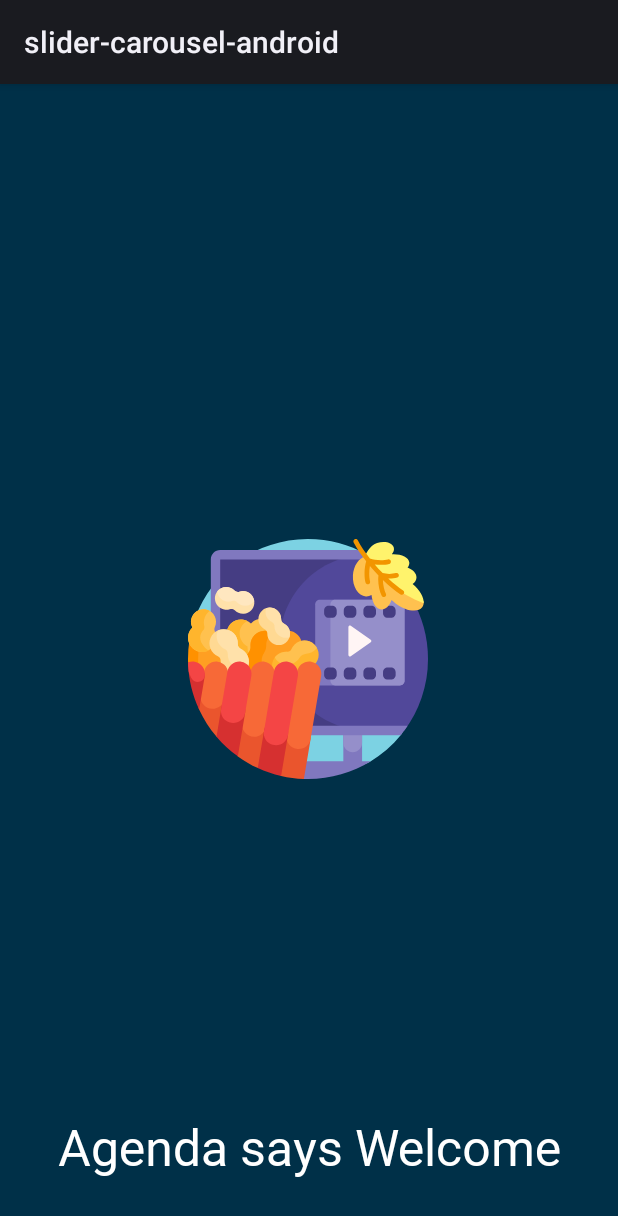
After one commit to manasesortez/slider-carousel-picasso, an Android app: the layout activity_splash_screen.xml on its own in the app's theme, with its tools: preview values and no code run, on a phone screen of 412 x 824 dp. The commit adds this screen. Shown: the top 1216 px of the screen. Run offline under Robolectric (Android 15) with nearby library versions, the phone set to English and light mode, and no system bars.

Commit message:
carousel - slider

```diff
--- a/app/build.gradle
+++ b/app/build.gradle
@@ -33,6 +33,7 @@ dependencies {
     implementation 'com.google.android.material:material:1.5.0'
     implementation 'androidx.constraintlayout:constraintlayout:2.1.3'
     testImplementation 'junit:junit:4.+'
+    implementation 'com.github.smarteist:autoimageslider:1.4.0'
     androidTestImplementation 'androidx.test.ext:junit:1.1.3'
     androidTestImplementation 'androidx.test.espresso:espresso-core:3.4.0'
 }
--- /dev/null
+++ b/app/src/main/res/drawable/ic_movies.xml
@@ -0,0 +1,90 @@
+<vector xmlns:android="http://schemas.android.com/apk/res/android"
+    android:width="512dp"
+    android:height="512dp"
+    android:viewportWidth="512"
+    android:viewportHeight="512">
+  <path
+      android:pathData="m458.489,166.418v239.438c0,4.458 -1.515,8.795 -4.34,12.244 -18.452,22.529 -40.671,41.855 -65.695,57.014 -8.034,4.867 -17.276,7.375 -26.669,7.375h-117.147c-56.04,0 -101.469,-45.429 -101.469,-101.469v-71.228c0,-50.856 -41.227,-92.082 -92.082,-92.082 -26.118,0 -44.325,-26.019 -35.264,-50.514 35.994,-97.316 129.444,-166.772 239.173,-167.194 45.731,-0.176 88.798,11.777 126.129,32.826 48.059,27.098 77.364,78.418 77.364,133.59z"
+      android:fillColor="#7cd2e3"/>
+  <path
+      android:pathData="m389.897,474.234c-38.956,23.952 -84.813,37.766 -133.897,37.766 -2.965,0 -5.918,-0.05 -8.858,-0.15 -4.168,-0.142 -7.461,-3.594 -7.461,-7.765v-16.394c0,-7.432 6.025,-13.457 13.457,-13.457h78.222v-103.207h40v103.207z"
+      android:fillColor="#8078bf"/>
+  <path
+      android:pathData="m371.36,382.351v52.319c0,11.046 -8.954,20 -20,20s-20,-8.954 -20,-20v-52.319c0,-11.046 8.954,-20 20,-20s20,8.955 20,20z"
+      android:fillColor="#958fca"/>
+  <path
+      android:pathData="m330.021,43.616v354.894c0,5.523 -4.477,10 -10,10h-251.349c-5.523,0 -10,-4.477 -10,-10v-354.894c0,-5.523 4.477,-10 10,-10h251.349c5.523,0 10,4.477 10,10z"
+      android:fillColor="#453d83"/>
+  <path
+      android:pathData="m512,256c0,57.143 -18.722,109.913 -50.367,152.51h-78.733c-103.4,0 -187.222,-83.822 -187.222,-187.222v-0.451c0,-103.4 83.822,-187.221 187.222,-187.221 77.124,44.105 129.1,127.174 129.1,222.384z"
+      android:fillColor="#51489a"/>
+  <path
+      android:pathData="m468.698,398.511c-4.641,6.913 -9.61,13.587 -14.885,20h-380.132c-11.028,0 -25.009,-13.972 -25.009,-25v-349.895c0,-11.028 8.972,-20 20,-20h294.868c12.38,5.738 24.223,12.437 35.436,20h-330.304v354.895z"
+      android:fillColor="#8078bf"/>
+  <path
+      android:pathData="m462.046,139.461v163.204c0,5.523 -4.477,10 -10,10h-170.72c-5.523,0 -10,-4.477 -10,-10v-163.204c0,-5.523 4.477,-10 10,-10h170.72c5.523,0 10,4.477 10,10z"
+      android:fillColor="#8078bf"/>
+  <path
+      android:pathData="m462.046,139.461v163.204c0,5.523 -4.477,10 -10,10h-138.204c-5.523,0 -10,-4.477 -10,-10v-163.204c0,-5.523 4.477,-10 10,-10h138.205c5.522,0 9.999,4.477 9.999,10z"
+      android:fillColor="#958fca"/>
+  <path
+      android:pathData="m359.177,284.095v5.819c0,5.523 -4.477,10 -10,10h-6.879c-5.523,0 -10,-4.477 -10,-10v-5.819c0,-5.523 4.477,-10 10,-10h6.879c5.523,0 10,4.477 10,10zM307.281,142.351h-6.879c-5.523,0 -10,4.477 -10,10v5.819c0,5.523 4.477,10 10,10h6.879c5.523,0 10,-4.477 10,-10v-5.819c0,-5.523 -4.477,-10 -10,-10zM349.177,142.351h-6.879c-5.523,0 -10,4.477 -10,10v5.819c0,5.523 4.477,10 10,10h6.879c5.523,0 10,-4.477 10,-10v-5.819c0,-5.523 -4.477,-10 -10,-10zM307.281,274.095h-6.879c-5.523,0 -10,4.477 -10,10v5.819c0,5.523 4.477,10 10,10h6.879c5.523,0 10,-4.477 10,-10v-5.819c0,-5.523 -4.477,-10 -10,-10zM432.97,142.351h-6.879c-5.523,0 -10,4.477 -10,10v5.819c0,5.523 4.477,10 10,10h6.879c5.523,0 10,-4.477 10,-10v-5.819c0,-5.523 -4.477,-10 -10,-10zM391.074,274.095h-6.879c-5.523,0 -10,4.477 -10,10v5.819c0,5.523 4.477,10 10,10h6.879c5.523,0 10,-4.477 10,-10v-5.819c0,-5.523 -4.478,-10 -10,-10zM432.97,274.095h-6.879c-5.523,0 -10,4.477 -10,10v5.819c0,5.523 4.477,10 10,10h6.879c5.523,0 10,-4.477 10,-10v-5.819c0,-5.523 -4.477,-10 -10,-10zM391.074,142.351h-6.879c-5.523,0 -10,4.477 -10,10v5.819c0,5.523 4.477,10 10,10h6.879c5.523,0 10,-4.477 10,-10v-5.819c0,-5.523 -4.478,-10 -10,-10z"
+      android:fillColor="#453d83"/>
+  <path
+      android:pathData="m389.804,220.36 l-42.513,29.872c-2.146,1.508 -5.1,-0.027 -5.1,-2.649v-59.744c0,-2.622 2.954,-4.157 5.1,-2.649l42.513,29.872c1.836,1.289 1.836,4.008 0,5.298z"
+      android:fillColor="#fff5f5"/>
+  <path
+      android:pathData="m87.939,256.512c0,16.71 -13.547,30.257 -30.257,30.257 -5.583,0 -10.812,-1.512 -15.301,-4.148 -5.152,9.333 -15.091,15.655 -26.507,15.655 -4.598,0 -15.455,-23.96 -15.767,-34.782 -0.071,-2.489 -0.107,-4.987 -0.107,-7.494 0,-13.357 1.023,-26.475 2.995,-39.279 4.654,-2.508 9.979,-3.931 15.636,-3.931 11.817,0 22.183,6.208 28.016,15.541 3.419,-1.339 7.141,-2.076 11.036,-2.076 16.71,0.001 30.256,13.547 30.256,30.257z"
+      android:fillColor="#ff9100"/>
+  <path
+      android:pathData="m87.939,256.512c0,12.903 -8.077,23.92 -19.451,28.27 -1.565,-0.598 -3.067,-1.323 -4.494,-2.161 -0.759,1.375 -1.623,2.686 -2.58,3.92 -1.223,0.15 -2.469,0.229 -3.733,0.229 -5.583,0 -10.812,-1.512 -15.301,-4.148 -2.391,4.331 -5.813,8.014 -9.934,10.717 -4.869,-7.599 -10.503,-22.092 -10.726,-29.843 -0.072,-2.49 -0.108,-4.988 -0.108,-7.495 0,-13.357 1.023,-26.475 2.995,-39.279 1.541,-0.83 3.155,-1.541 4.83,-2.122 7.185,2.488 13.244,7.388 17.208,13.732 3.419,-1.339 7.141,-2.076 11.036,-2.076 3.667,0 7.181,0.652 10.434,1.847 0.048,0.076 0.096,0.152 0.144,0.229 0.076,-0.03 0.153,-0.059 0.229,-0.088 11.375,4.35 19.451,15.366 19.451,28.268z"
+      android:fillColor="#ff9f22"/>
+  <path
+      android:pathData="m178.307,222.033c-5.111,5.111 -11.597,8.011 -18.267,8.7 0.542,8.384 -2.39,16.951 -8.798,23.359 -11.816,11.816 -30.974,11.816 -42.79,0 -6.818,-6.818 -9.702,-16.081 -8.652,-24.967 -2.994,-1.439 -5.801,-3.4 -8.283,-5.883 -11.816,-11.816 -11.816,-30.974 0,-42.79s30.974,-11.816 42.79,0l0.034,0.034c0.378,-0.423 0.77,-0.838 1.176,-1.244 11.816,-11.816 30.974,-11.816 42.79,0s11.816,30.975 0,42.791zM49.896,155.791c-9.414,-7.695 -23.135,-7.986 -32.825,-0.643 -10.901,8.26 -13.462,22.577 -7.686,33.685 -0.176,0.167 -0.35,0.337 -0.523,0.51 -12.276,12.276 -11.798,32.476 1.433,44.135 11.388,10.035 28.824,9.954 40.125,-0.178 10.543,-9.452 12.827,-24.381 6.852,-36.206 -1.489,-2.947 -1.327,-6.408 0.054,-9.407 4.898,-10.643 2.421,-23.844 -7.43,-31.896z"
+      android:fillColor="#ffc14f"/>
+  <path
+      android:pathData="m41.605,157.646c-7.038,7.038 -9.323,18.652 -6.858,28.148 0.843,3.248 -0.001,6.689 -2.295,9.138 -5.602,5.978 -12.794,18.871 3.815,37.199 2.202,2.43 4.92,4.182 7.693,5.591 -11.359,5.77 -25.6,3.907 -35.097,-5.591 -11.233,-11.231 -11.788,-29.098 -1.666,-40.985 0.526,-0.618 2.303,-1.922 0.899,-5.2 -4,-9.339 -1.547,-20.648 6.105,-28.3 8.835,-8.835 22.323,-10.181 32.576,-4.039 -1.844,1.105 -3.583,2.451 -5.172,4.039zM135.856,254.093c-6.818,-6.818 -9.702,-16.081 -8.652,-24.967 -2.994,-1.439 -5.801,-3.4 -8.283,-5.883 -11.816,-11.816 -11.816,-30.974 0,-42.79 2.319,-2.319 4.92,-4.182 7.693,-5.591 -11.359,-5.77 -25.6,-3.907 -35.097,5.591 -4.131,4.131 -6.817,9.159 -8.06,14.458 4.235,6.89 5.455,15.109 3.66,22.764 1.218,1.981 2.684,3.852 4.4,5.568 2.482,2.482 5.289,4.443 8.283,5.883 -1.05,8.886 1.833,18.149 8.652,24.967 9.498,9.498 23.738,11.361 35.097,5.591 -2.773,-1.409 -5.374,-3.273 -7.693,-5.591z"
+      android:fillColor="#ffb52d"/>
+  <path
+      android:pathData="m225.662,253.706c0.085,0.924 0.129,1.86 0.129,2.807 0,16.71 -13.547,30.257 -30.257,30.257 -7.229,0 -13.865,-2.535 -19.069,-6.765 -5.545,6.312 -13.677,10.296 -22.739,10.296 -16.711,0 -30.257,-13.547 -30.257,-30.257 0,-9.642 4.511,-18.231 11.537,-23.772 -1.1,-3.135 -1.698,-6.506 -1.698,-10.017 0,-16.71 13.547,-30.257 30.257,-30.257 10.184,0 19.193,5.032 24.677,12.745 5.484,-7.713 14.493,-12.745 24.677,-12.745 16.711,0 30.257,13.547 30.257,30.257 0.001,12.159 -7.17,22.642 -17.514,27.451z"
+      android:fillColor="#ff9f22"/>
+  <path
+      android:pathData="m166.961,226.256v0.105c0.02,5.972 -1.415,11.904 -4.739,16.866 -3.222,4.809 -5.101,10.594 -5.101,16.817 0,10.483 5.332,19.721 13.431,25.15 -5.15,3.453 -11.419,5.365 -18.149,5.079 -15.388,-0.655 -28.022,-13.105 -28.886,-28.483 -0.401,-7.136 1.673,-13.774 5.442,-19.133 3.102,-4.411 4.608,-9.691 4.376,-15.078 -0.057,-1.332 -0.029,-2.686 0.092,-4.058 1.268,-14.442 12.913,-26.109 27.353,-27.399 7.282,-0.651 14.089,1.281 19.61,4.982 -8.097,5.431 -13.429,14.669 -13.429,25.152z"
+      android:fillColor="#ff9100"/>
+  <path
+      android:pathData="m121.166,240.308c12.274,12.274 11.798,32.468 -1.426,44.129 -11.432,10.079 -28.957,9.951 -40.253,-0.281 -7.149,-6.477 -10.455,-15.486 -9.917,-24.305 0.25,-4.101 -2.179,-7.873 -5.923,-9.563 -3.373,-1.523 -6.524,-3.696 -9.264,-6.52 -11.554,-11.909 -11.404,-30.726 0.33,-42.458 11.816,-11.815 30.973,-11.815 42.789,0.001 6.272,6.272 9.214,14.612 8.828,22.825 -0.198,4.205 2.009,8.238 5.849,9.963 3.259,1.463 6.311,3.533 8.987,6.209zM211.956,186.177c-2.208,-2.572 -4.813,-4.561 -7.634,-5.967 -3.434,-1.711 -5.629,-5.22 -5.549,-9.056 0.145,-7 -2.717,-14.05 -8.587,-19.047 -9.099,-7.747 -22.793,-7.61 -31.75,0.301 -10.604,9.365 -10.981,25.57 -1.13,35.42 1.876,1.876 3.982,3.38 6.227,4.514 3.47,1.752 5.741,5.241 5.663,9.128 -0.128,6.38 2.242,12.801 7.11,17.67 9.856,9.856 26.075,9.473 35.436,-1.149 7.924,-8.992 8.021,-22.72 0.214,-31.814z"
+      android:fillColor="#ffd993"/>
+  <path
+      android:pathData="m210.663,184.782c6.733,6.733 8.688,16.434 5.865,24.891 -8.457,2.823 -18.158,0.868 -24.891,-5.865 -4.869,-4.869 -7.239,-11.29 -7.11,-17.67 0.078,-3.886 -2.193,-7.376 -5.663,-9.128 -2.245,-1.134 -4.351,-2.639 -6.227,-4.514 -6.733,-6.733 -8.688,-16.434 -5.865,-24.891 8.457,-2.823 18.158,-0.868 24.891,5.864 4.869,4.869 7.239,11.29 7.11,17.67 -0.078,3.886 2.193,7.376 5.663,9.128 2.245,1.135 4.351,2.639 6.227,4.515zM112.179,234.098c-3.84,-1.725 -6.046,-5.758 -5.849,-9.963 0.386,-8.213 -2.556,-16.553 -8.828,-22.825 -9.115,-9.115 -22.598,-11.198 -33.71,-6.251 -4.947,11.112 -2.864,24.595 6.251,33.71 2.676,2.676 5.729,4.746 8.987,6.21 3.84,1.725 6.046,5.758 5.849,9.963 -0.386,8.213 2.556,16.553 8.828,22.825 9.115,9.115 22.598,11.198 33.71,6.251 4.947,-11.112 2.864,-24.595 -6.251,-33.71 -2.676,-2.676 -5.728,-4.746 -8.987,-6.21zM117.236,111.094c-2.653,0 -5.206,0.425 -7.595,1.211 -3.693,1.214 -7.766,0.353 -10.459,-2.45 -4.421,-4.602 -10.637,-7.467 -17.522,-7.467 -13.939,0 -25.137,11.74 -24.245,25.871 0.755,11.961 10.393,21.736 22.344,22.646 3.313,0.252 6.498,-0.161 9.437,-1.119 3.702,-1.207 7.828,-0.367 10.526,2.439 4.846,5.04 11.847,7.994 19.522,7.378 11.912,-0.956 21.498,-10.735 22.239,-22.662 0.876,-14.121 -10.316,-25.847 -24.247,-25.847z"
+      android:fillColor="#ffe1aa"/>
+  <path
+      android:pathData="m122.001,142.375c-6.886,0 -13.102,-2.864 -17.523,-7.467 -2.693,-2.803 -6.766,-3.664 -10.459,-2.45 -2.39,0.786 -4.943,1.211 -7.595,1.211 -12.518,0 -22.824,-9.468 -24.15,-21.633 4.435,-5.861 11.467,-9.648 19.384,-9.648 6.886,0 13.102,2.865 17.522,7.467 2.693,2.803 6.766,3.665 10.459,2.45 2.39,-0.786 4.943,-1.211 7.595,-1.211 12.518,0 22.824,9.468 24.15,21.633 -4.434,5.861 -11.466,9.648 -19.383,9.648z"
+      android:fillColor="#ffe7c0"/>
+  <path
+      android:pathData="m269.978,268.422c-8.274,8.274 -20.147,10.754 -30.578,7.441 -1.025,5.941 -3.831,11.635 -8.419,16.223 -11.816,11.816 -30.974,11.816 -42.79,0s-11.816,-30.974 0,-42.79c8.274,-8.274 20.147,-10.754 30.578,-7.441 1.025,-5.941 3.831,-11.635 8.419,-16.223 11.816,-11.816 30.974,-11.816 42.79,0s11.816,30.973 0,42.79z"
+      android:fillColor="#ffb52d"/>
+  <path
+      android:pathData="m269.979,225.633c2.037,2.038 3.723,4.294 5.058,6.693 -0.898,1.221 -1.899,2.389 -3.003,3.494 -5.421,5.421 -12.387,8.355 -19.481,8.802 -6.149,0.387 -11.785,3.753 -14.958,9.034 -1.343,2.236 -3.002,4.336 -4.974,6.236 -11.938,11.497 -30.657,11.312 -42.375,-0.409 -2.037,-2.038 -3.723,-4.294 -5.058,-6.693 0.898,-1.221 1.899,-2.389 3.003,-3.494 6.523,-6.523 15.282,-9.444 23.809,-8.766 3.717,0.296 7.256,-1.852 8.707,-5.287 1.544,-3.657 3.84,-7.071 6.887,-10.009 11.934,-11.506 30.662,-11.324 42.385,0.399z"
+      android:fillColor="#ffc14f"/>
+  <path
+      android:pathData="m233.544,398.511h4.928c14.535,0 25.586,13.06 23.18,27.395l-14.425,85.946c-16.679,-0.561 -32.954,-2.719 -48.677,-6.323 -1.547,-0.355 -2.544,-1.866 -2.281,-3.432l14.093,-83.972c1.901,-11.322 11.702,-19.614 23.182,-19.614zM142.341,362.351c16.038,0 28.231,14.41 25.577,30.227l-15.871,94.567c-0.226,1.346 -1.672,2.121 -2.912,1.55 -15.096,-6.944 -29.4,-15.314 -42.74,-24.937 -1.655,-1.194 -2.474,-3.237 -2.137,-5.249l12.506,-74.517c2.097,-12.491 12.911,-21.641 25.577,-21.641zM51.574,299.915h4.6c14.635,0 25.763,13.15 23.34,27.584l-15.716,93.641c-0.222,1.322 -1.893,1.793 -2.762,0.773 -15.08,-17.703 -27.792,-37.487 -37.644,-58.859 -1.181,-2.561 -1.528,-5.428 -1.062,-8.209l5.905,-35.181c1.912,-11.4 11.78,-19.749 23.339,-19.749z"
+      android:fillColor="#ea552d"/>
+  <path
+      android:pathData="m284.186,291.642 l-22.654,134.977c-2.189,13.043 -13.948,22.268 -27.138,21.293 -0.224,-0.017 -0.448,-0.033 -0.672,-0.05 -15.026,-1.125 -25.848,-14.907 -23.354,-29.767l22.664,-135.037c2.371,-14.126 15.744,-23.656 29.87,-21.285 14.125,2.37 23.655,15.743 21.284,29.869zM184.859,291.642 L166.599,400.439c-2.867,17.082 -21.496,26.519 -36.932,18.663 -0.16,-0.082 -0.32,-0.163 -0.48,-0.245 -10.001,-5.114 -15.574,-16.083 -13.715,-27.161l18.233,-108.638c2.371,-14.126 15.744,-23.656 29.87,-21.285 14.125,2.37 23.655,15.743 21.284,29.869zM85.532,291.642 L77.766,340.757c-3.738,22.275 -32.247,29.168 -45.893,11.169 -0.135,-0.178 -0.269,-0.355 -0.403,-0.533 -4.236,-5.615 -5.946,-12.74 -4.782,-19.676l7.6,-48.128c2.339,-13.937 15.243,-23.883 29.238,-21.927 14.522,2.029 24.417,15.615 22.006,29.98z"
+      android:fillColor="#f76937"/>
+  <path
+      android:pathData="m35.869,291.642 l-12.116,72.192c-14.25,-30.64 -22.616,-64.57 -23.645,-100.339 4.41,-1.888 38.131,14.021 35.761,28.147zM213.507,416.859 L198.623,505.545c-17.318,-3.966 -33.966,-9.688 -49.747,-16.968l13.478,-80.303c2.097,-12.492 12.91,-21.642 25.577,-21.642 16.037,-0.001 28.231,14.41 25.576,30.227zM96.454,339.851c16.038,0 28.232,14.411 25.577,30.227l-15.713,93.626c-16.828,-12.148 -32.121,-26.292 -45.532,-42.083l10.091,-60.128c2.097,-12.492 12.911,-21.642 25.577,-21.642z"
+      android:fillColor="#d63030"/>
+  <path
+      android:pathData="m35.769,292.236c-2.433,14.497 -21.921,17.409 -28.579,4.303 -1.496,-2.945 -5.694,-12.638 -5.892,-14.604 -0.612,-6.086 -1.012,-12.236 -1.19,-18.44 4.329,-1.853 9.211,-2.55 14.196,-1.768 14.247,2.234 23.852,16.286 21.465,30.509zM234.522,291.642 L213.215,418.596c-2.524,15.038 -17.524,24.584 -32.213,20.493 -0.167,-0.047 -0.335,-0.093 -0.502,-0.14 -12.647,-3.548 -20.605,-16.037 -18.43,-28.992l21.298,-126.9c2.371,-14.126 15.744,-23.656 29.87,-21.285s23.655,15.744 21.284,29.87zM135.195,291.642 L121.824,371.312c-3.266,19.461 -26.299,28.062 -41.612,15.616 -0.15,-0.122 -0.301,-0.245 -0.451,-0.367 -7.132,-5.821 -10.567,-15.041 -9.043,-24.119l13.234,-78.853c2.339,-13.937 15.243,-23.883 29.238,-21.927 14.521,2.029 24.416,15.616 22.005,29.98z"
+      android:fillColor="#f44545"/>
+  <path
+      android:pathData="m499.611,145.783c-9.18,12.116 -34.864,8.117 -57.365,-8.932 -2.859,-2.166 -5.528,-4.438 -7.992,-6.78 -4.502,12.523 -12.752,20.824 -21.749,20.36 -10.826,-0.558 -19.271,-13.625 -20.951,-30.796 -3.743,2.054 -7.805,3.09 -12.005,2.874 -16.519,-0.851 -28.922,-20.74 -27.702,-44.423 1.088,-21.121 12.643,-38.125 26.847,-40.955 -0.18,-0.428 -0.337,-0.867 -0.467,-1.318 -0.622,-2.153 75.446,72.796 124.51,96.751 0.546,5.096 -0.426,9.656 -3.126,13.219z"
+      android:fillColor="#ffc14f"/>
+  <path
+      android:pathData="m502.816,136.95c-51.387,-18.801 -95.648,-53.74 -125.861,-99.399 0.575,-0.164 9.568,-24.066 26.352,-28.91 16.785,-4.844 32.769,-0.533 35.702,9.629 1.353,4.687 -0.307,9.8 -4.136,14.425 19.746,-1.035 36.021,6.277 37.256,17.245 0.422,3.752 -0.966,7.478 -3.756,10.892 11.784,4.668 19.488,12.791 19.032,21.63 -0.267,5.177 -3.292,9.821 -8.203,13.471 15.579,13.067 24.552,29.152 23.614,41.017z"
+      android:fillColor="#fff36c"/>
+  <path
+      android:pathData="m460.349,116.769c-0.96,1.464 -2.558,2.259 -4.187,2.259 -0.94,0 -1.892,-0.265 -2.736,-0.819 -11.928,-7.821 -24.898,-18.606 -37.609,-30.915 0.189,9.973 2.644,21.935 6.347,29.406 1.227,2.474 0.215,5.474 -2.259,6.7 -0.714,0.354 -1.471,0.521 -2.217,0.521 -1.841,0 -3.611,-1.02 -4.483,-2.781 -5.724,-11.546 -8.724,-30.559 -6.846,-43.335 -6.301,-6.543 -12.453,-13.381 -18.29,-20.329 -1.964,10.77 -1.987,23.987 0.283,32.782 0.69,2.674 -0.917,5.401 -3.591,6.091 -0.419,0.108 -0.84,0.16 -1.254,0.16 -2.225,0 -4.255,-1.497 -4.837,-3.751 -3.278,-12.697 -2.582,-31.77 1.459,-45.052 -10.877,-13.849 -20.221,-27.793 -26.747,-40.408 -1.269,-2.453 -0.309,-5.469 2.145,-6.738 2.452,-1.269 5.469,-0.309 6.738,2.144 6.291,12.161 15.293,25.6 25.772,38.951 10.473,3.721 27.978,4.573 38.569,1.838 2.667,-0.69 5.4,0.917 6.091,3.592 0.69,2.674 -0.917,5.401 -3.591,6.091 -5.076,1.31 -11.24,1.943 -17.605,1.943 -4.378,0 -8.85,-0.299 -13.13,-0.882 5.428,6.327 11.108,12.533 16.902,18.467 7.845,2.307 20.528,2.327 28.133,-0.005 2.64,-0.809 5.437,0.674 6.246,3.314 0.81,2.64 -0.675,5.437 -3.314,6.246 -4.751,1.457 -10.805,2.181 -16.889,2.181 -0.738,0 -1.477,-0.011 -2.213,-0.032 10.767,10.046 21.605,18.835 31.674,25.437 2.308,1.515 2.953,4.614 1.439,6.924z"
+      android:fillColor="#f29500"/>
+</vector>
--- /dev/null
+++ b/app/src/main/res/layout/activity_splash_screen.xml
@@ -0,0 +1,39 @@
+<?xml version="1.0" encoding="utf-8"?>
+<androidx.constraintlayout.widget.ConstraintLayout xmlns:android="http://schemas.android.com/apk/res/android"
+    xmlns:app="http://schemas.android.com/apk/res-auto"
+    xmlns:tools="http://schemas.android.com/tools"
+    android:layout_width="match_parent"
+    android:layout_height="match_parent"
+    tools:context=".MainActivity"
+    android:background="#003048">
+
+
+    <TextView
+        android:id="@+id/textView"
+        android:layout_width="wrap_content"
+        android:layout_height="wrap_content"
+        android:text="Agenda says Welcome"
+        android:textColor="#fff"
+        android:textSize="50px"
+        android:fontFamily="@font/seguisb"
+        app:layout_constraintBottom_toBottomOf="parent"
+        app:layout_constraintEnd_toEndOf="parent"
+        app:layout_constraintStart_toStartOf="parent"
+        app:layout_constraintTop_toTopOf="parent"
+        app:layout_constraintVertical_bias="0.948"
+        tools:ignore="HardcodedText,PxUsage" />
+
+    <ImageView
+        android:id="@+id/imageView"
+        android:layout_width="160dp"
+        android:layout_height="160dp"
+        app:layout_constraintBottom_toBottomOf="parent"
+        app:layout_constraintEnd_toEndOf="parent"
+        app:layout_constraintHorizontal_bias="0.497"
+        app:layout_constraintStart_toStartOf="parent"
+        app:layout_constraintTop_toTopOf="parent"
+        app:layout_constraintVertical_bias="0.499"
+        android:background="@drawable/ic_movies"
+        tools:ignore="ContentDescription" />
+
+</androidx.constraintlayout.widget.ConstraintLayout>
--- a/app/src/main/res/values/themes.xml
+++ b/app/src/main/res/values/themes.xml
@@ -1,16 +1,15 @@
+
 <resources xmlns:tools="http://schemas.android.com/tools">
-    <!-- Base application theme. -->
-    <style name="Theme.Slidercarouselandroid" parent="Theme.MaterialComponents.DayNight.DarkActionBar">
-        <!-- Primary brand color. -->
-        <item name="colorPrimary">@color/purple_500</item>
-        <item name="colorPrimaryVariant">@color/purple_700</item>
-        <item name="colorOnPrimary">@color/white</item>
-        <!-- Secondary brand color. -->
-        <item name="colorSecondary">@color/teal_200</item>
-        <item name="colorSecondaryVariant">@color/teal_700</item>
-        <item name="colorOnSecondary">@color/black</item>
-        <!-- Status bar color. -->
-        <item name="android:statusBarColor" tools:targetApi="l">?attr/colorPrimaryVariant</item>
-        <!-- Customize your theme here. -->
+    <!--  Base application theme.  -->
+    <!--  Base application theme.  -->
+    <style name="bitcoinOne" parent="Theme.Design.NoActionBar">
+        <item name="colorPrimaryDark">#003048</item>
+    </style>
+    <!--  Base application theme.  -->
+    <style name="bitcoinTwo" parent="Theme.Design.NoActionBar">
+        <item name="colorPrimaryDark">#bcd5e6</item>
+    </style>
+    <style name="bitcoinThree" parent="Theme.Design.Light.NoActionBar">
+        <item name="colorPrimaryDark">#bcd5e6</item>
     </style>
 </resources>
```
Also changed, not shown: app/src/main/AndroidManifest.xml (+12 -4 lines), app/src/main/java/com/amtodev/slider_carousel_android/MainActivity.java (+23 -0 lines), app/src/main/java/com/amtodev/slider_carousel_android/SliderAdapter.java (added, +50 -0 lines), app/src/main/java/com/amtodev/slider_carousel_android/splash_screen.java (added, +32 -0 lines), app/src/main/res/layout/activity_main.xml (+132 -12 lines), app/src/main/res/layout/slider_item.xml (added, +14 -0 lines), app/src/main/res/drawable/image1.jpeg (added), app/src/main/res/drawable/images3.jpg (added), app/src/main/res/drawable/images5.png (added), app/src/main/res/drawable/images6.jpg (added), app/src/main/res/font/segoebold.ttf (added), 3 other files.
